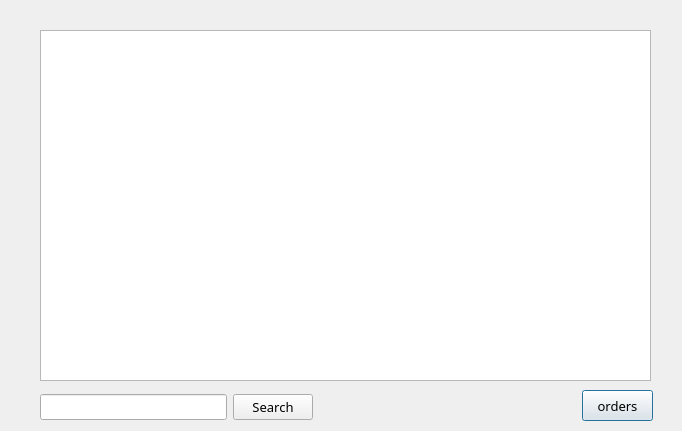
Before: the Qt Designer form ctripui/userui.ui in imagecser/hotelManage, drawn with Qt 5.
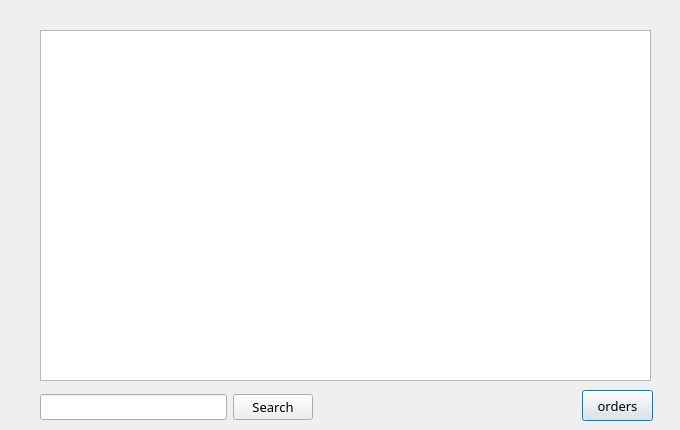
After: the same form once the commit is applied.

Patch:
```diff
--- a/ctripui/userui.ui
+++ b/ctripui/userui.ui
@@ -6,8 +6,8 @@
    <rect>
     <x>0</x>
     <y>0</y>
-    <width>682</width>
-    <height>431</height>
+    <width>680</width>
+    <height>430</height>
    </rect>
   </property>
   <property name="windowTitle">
@@ -42,7 +42,7 @@
     <string>orders</string>
    </property>
   </widget>
-  <widget class="QWidget" name="">
+  <widget class="QWidget" name="layoutWidget">
    <property name="geometry">
     <rect>
      <x>40</x>
```
